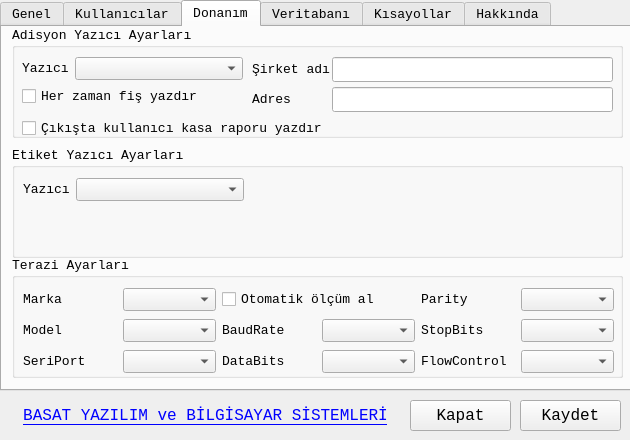
mamoo81/bhss, file ayarlardialog.ui: the form before one commit.
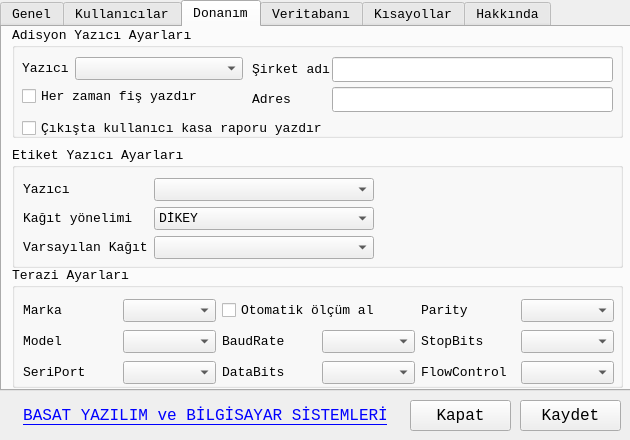
The form after the commit. The open tabs and pages were chosen to show the change. Icons and pictures are not drawn.

What changed in the file:
```diff
--- a/ayarlardialog.ui
+++ b/ayarlardialog.ui
@@ -623,7 +623,7 @@
      <property name="geometry">
       <rect>
        <x>10</x>
-       <y>230</y>
+       <y>240</y>
        <width>611</width>
        <height>121</height>
       </rect>
@@ -635,7 +635,7 @@
       <property name="geometry">
        <rect>
         <x>11</x>
-        <y>29</y>
+        <y>30</y>
         <width>591</width>
         <height>89</height>
        </rect>
@@ -737,7 +737,7 @@
        <x>10</x>
        <y>120</y>
        <width>611</width>
-       <height>111</height>
+       <height>121</height>
       </rect>
      </property>
      <property name="title">
@@ -748,8 +748,8 @@
        <rect>
         <x>11</x>
         <y>31</y>
-        <width>221</width>
-        <height>27</height>
+        <width>351</width>
+        <height>86</height>
        </rect>
       </property>
       <layout class="QFormLayout" name="formLayout_3">
@@ -763,6 +763,37 @@
        <item row="0" column="1">
         <widget class="QComboBox" name="EtiketYazicicomboBox"/>
        </item>
+       <item row="1" column="0">
+        <widget class="QLabel" name="label_14">
+         <property name="text">
+          <string>Kağıt yönelimi</string>
+         </property>
+        </widget>
+       </item>
+       <item row="1" column="1">
+        <widget class="QComboBox" name="YonelimcomboBox">
+         <item>
+          <property name="text">
+           <string>DİKEY</string>
+          </property>
+         </item>
+         <item>
+          <property name="text">
+           <string>YATAY</string>
+          </property>
+         </item>
+        </widget>
+       </item>
+       <item row="2" column="0">
+        <widget class="QLabel" name="label_36">
+         <property name="text">
+          <string>Varsayılan Kağıt</string>
+         </property>
+        </widget>
+       </item>
+       <item row="2" column="1">
+        <widget class="QComboBox" name="VarsayilanKagitcomboBox"/>
+       </item>
       </layout>
      </widget>
     </widget>
```
Left out of the diff: 2 changed lines with no effect on the pictures.
